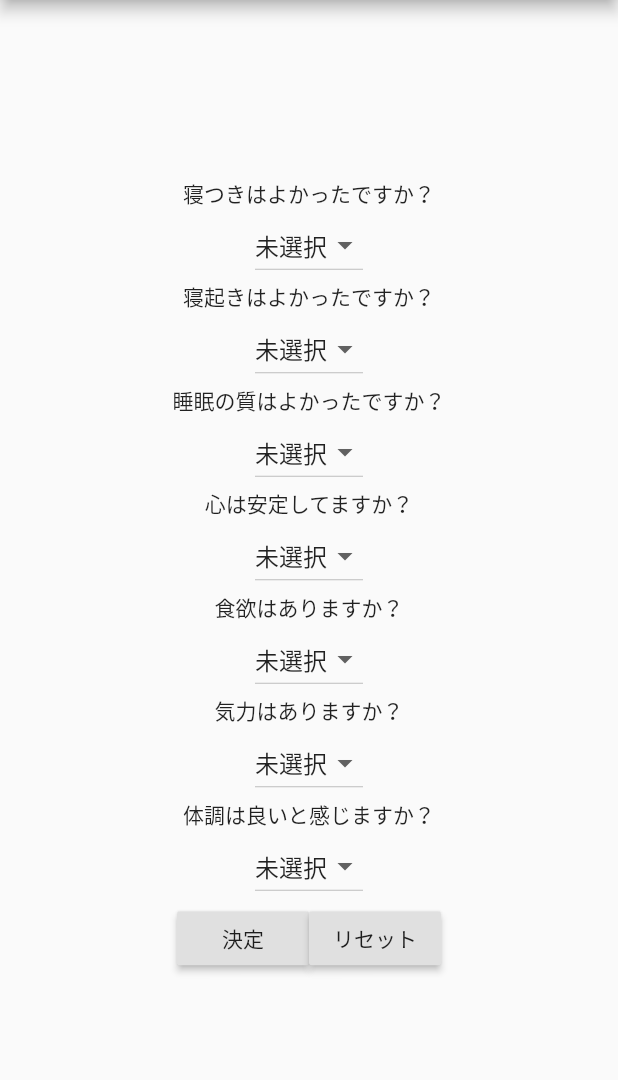
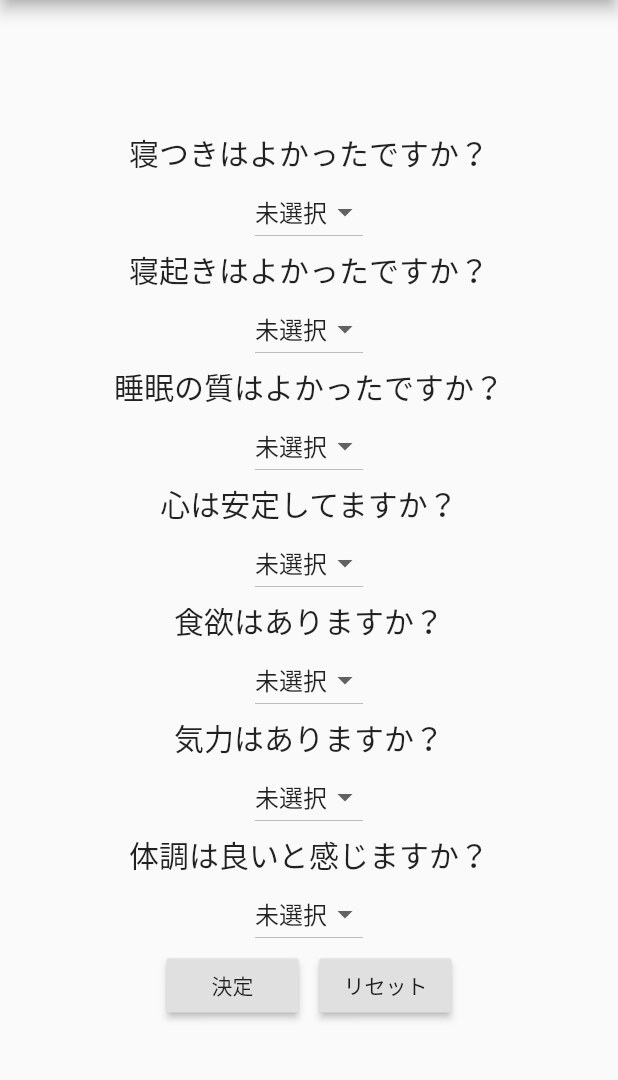
Before and after one commit to IkemotoNanako/Flutter-Sloth-Health, a Flutter app: the screen it shows after launch, on a phone screen of 412 x 824 dp, the part 84-1164 px from its top. Run offline on Flutter 3.47's test engine with Material 2 defaults, Android fonts, the phone set to English and light mode, and no system bars.

Commit message:
UIを整えた

```diff
--- a/lib/main.dart
+++ b/lib/main.dart
@@ -186,6 +186,9 @@ class _MyHomePageState extends State<MyHomePage> {
           children: <Widget>[
             Text(
               '寝つきはよかったですか？',
+              style: TextStyle(
+                fontSize: 20,
+              ),
             ),
             DropdownButton(
                 value: _value1,
@@ -214,6 +217,9 @@ class _MyHomePageState extends State<MyHomePage> {
                 }),
             Text(
               '寝起きはよかったですか？',
+              style: TextStyle(
+                fontSize: 20,
+              ),
             ),
             DropdownButton(
                 value: _value2,
@@ -242,6 +248,9 @@ class _MyHomePageState extends State<MyHomePage> {
                 }),
             Text(
               '睡眠の質はよかったですか？',
+              style: TextStyle(
+                fontSize: 20,
+              ),
             ),
             DropdownButton(
                 value: _value3,
@@ -270,6 +279,9 @@ class _MyHomePageState extends State<MyHomePage> {
                 }),
             Text(
               '心は安定してますか？',
+              style: TextStyle(
+                fontSize: 20,
+              ),
             ),
             DropdownButton(
                 value: _value4,
@@ -298,6 +310,9 @@ class _MyHomePageState extends State<MyHomePage> {
                 }),
             Text(
               '食欲はありますか？',
+              style: TextStyle(
+                fontSize: 20,
+              ),
             ),
             DropdownButton(
                 value: _value5,
@@ -326,6 +341,9 @@ class _MyHomePageState extends State<MyHomePage> {
                 }),
             Text(
               '気力はありますか？',
+              style: TextStyle(
+                fontSize: 20,
+              ),
             ),
             DropdownButton(
                 value: _value6,
@@ -354,6 +372,9 @@ class _MyHomePageState extends State<MyHomePage> {
                 }),
             Text(
               '体調は良いと感じますか？',
+              style: TextStyle(
+              fontSize: 20,
+            ),
             ),
             DropdownButton(
                 value: _value7,
@@ -396,6 +417,7 @@ class _MyHomePageState extends State<MyHomePage> {
                     _judge();
                   },
                 ),
+                Container(child: Text("    "),),
                 RaisedButton(
                   child: Text("リセット"),
                   onPressed: () {
```
